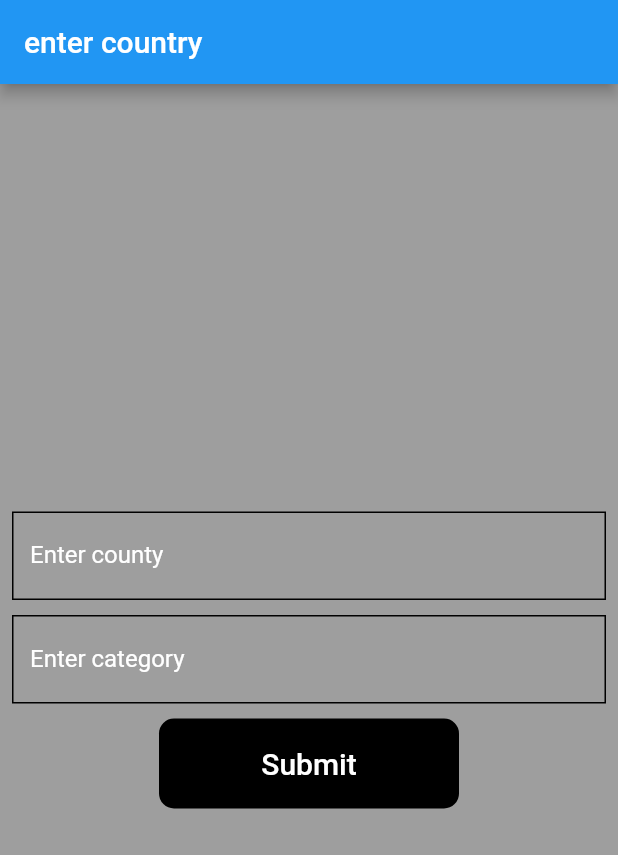
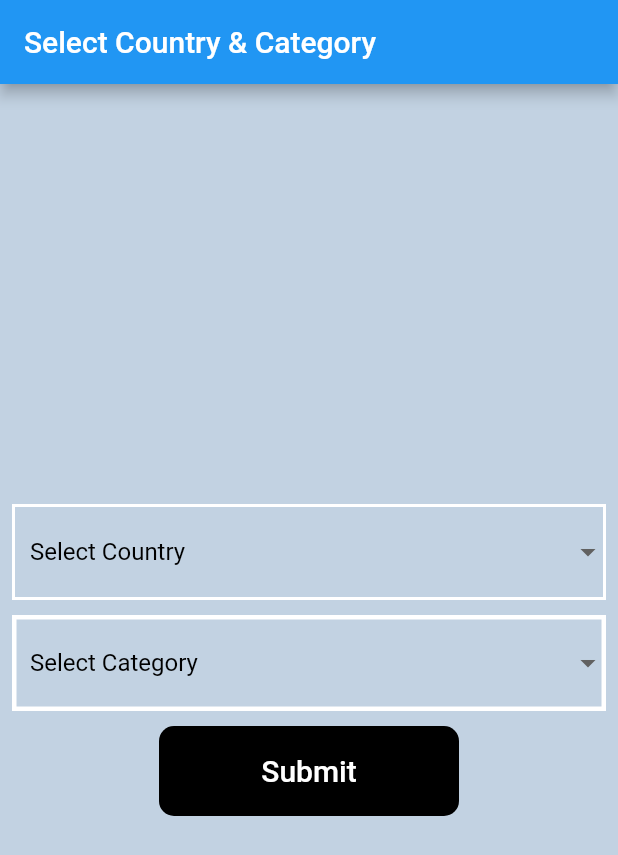
Before and after one commit to jisham-vallikkadan/newApi, a Flutter app: the screen it shows after launch, on a phone screen of 412 x 824 dp. Shown: the top 855 px of the screen. Run offline on Flutter 3.47's test engine with Material 2 defaults, Android fonts, the phone set to English and light mode, and no system bars.

Commit message:
final commit

```diff
--- a/lib/firstpage.dart
+++ b/lib/firstpage.dart
@@ -10,57 +10,137 @@ class Firstpage extends StatefulWidget {
 }
 
 class _FirstpageState extends State<Firstpage> {
+  TextEditingController countrycontroler = TextEditingController();
+  TextEditingController categorycontroler = TextEditingController();
+  String? Country;
+
+  List country = [
+    'ar',
+    'ae',
+    'at',
+    'br',
+    'ca',
+    'us',
+    'sa',
+    'za',
+    'sk',
+    'nl',
+    'ng',
+    'si',
+    'sk',
+  ];
+  String? Category;
+  List category = [
+    'entertainment',
+    'business',
+    'general',
+    'health',
+    'science',
+    'sports',
+    'technology',
+  ];
+  NewsApi newsApi = NewsApi();
+
 
   @override
   Widget build(BuildContext context) {
-    TextEditingController countrycontroler=TextEditingController();
-    TextEditingController categorycontroler=TextEditingController();
-    return  Scaffold(
+    return Scaffold(
       backgroundColor: Colors.grey,
-appBar: AppBar(title: Text('enter country'),),
-
-      body: Center(
+      appBar: AppBar(
+        title: Text('Select Country & Category'),
+      ),
+      body: Container(
+        width: double.infinity,
+        height: double.infinity,
+        color: Color(0xffB4D1E7FF),
+        child: Center(
           child: Padding(
             padding: const EdgeInsets.all(8.0),
             child: Column(
               mainAxisAlignment: MainAxisAlignment.center,
               children: [
-              TextField(
-                  controller: countrycontroler,
-                decoration: InputDecoration(enabledBorder: OutlineInputBorder(borderRadius: BorderRadius.zero),
-                focusedBorder: OutlineInputBorder(borderRadius: BorderRadius.zero),
-                labelText: 'Enter county',
-                  hintText: ' eg: US',
-                    labelStyle: TextStyle(color: Colors.white)
+                DropdownButtonFormField(
+                  decoration: InputDecoration(
+                      enabledBorder: OutlineInputBorder(
+                          borderSide: BorderSide(color: Colors.white, width: 2),
+                          borderRadius: BorderRadius.zero),
+                      focusedBorder:
+                          OutlineInputBorder(borderSide: BorderSide(color: Colors.white, width: 3),
+                              borderRadius: BorderRadius.zero)),
+                  hint: Text(
+                    'Select Country',
+                    style: TextStyle(color: Colors.black),
                   ),
+                  value: Country,
+                  onChanged: (vale) {
+                    setState(() {
+                      Country = vale.toString();
+                    });
+                  },
+                  items: country
+                      .map((vale) =>
+                          DropdownMenuItem(value: vale, child: Text(vale)))
+                      .toList(),
                 ),
-              SizedBox(height: 10,),
-              TextField(
-                controller: categorycontroler,
-                decoration: InputDecoration(enabledBorder: OutlineInputBorder(borderRadius: BorderRadius.zero),
-                    focusedBorder: OutlineInputBorder(borderRadius: BorderRadius.zero),
-                    labelText: 'Enter category',
-                  hintText: 'technology',
-                  labelStyle: TextStyle(color: Colors.white)
+                SizedBox(
+                  height: 10,
                 ),
+                DropdownButtonFormField(
+                  decoration: InputDecoration(
+                      enabledBorder:
+                          OutlineInputBorder(borderSide: BorderSide(color: Colors.white, width: 3)
+                              ,borderRadius: BorderRadius.zero),
+                      focusedBorder:
+                          OutlineInputBorder(borderRadius: BorderRadius.zero,borderSide: BorderSide(color: Colors.white, width: 3))),
+                  hint: Text(
+                    'Select Category',
+                    style: TextStyle(color: Colors.black),
                   ),
-              SizedBox(height: 10,),
+                  value: Category,
+                  onChanged: (vale) {
+                    setState(() {
+                      Category = vale.toString();
+                    });
+                  },
+                  items: category
+                      .map((vale) =>
+                          DropdownMenuItem(value: vale, child: Text(vale)))
+                      .toList(),
+                ),
+                SizedBox(
+                  height: 10,
+                ),
                 Container(
                   height: 60,
                   width: 200,
-               decoration:  BoxDecoration(borderRadius: BorderRadius.circular(10), color: Colors.black,),
+                  decoration: BoxDecoration(
+                    borderRadius: BorderRadius.circular(10),
+                    color: Colors.black,
+                  ),
                   child: TextButton(
-                  onPressed: (){
+                    onPressed: () {
+                      print(Country);
+                      print(Category);
+                      Navigator.push(
+                          context,
+                          MaterialPageRoute(
+                              builder: (context) => Homepage(
+                                    country: Country.toString(),
+                                    category: Category.toString(),
+                                  )));
 
-                    Navigator.push(context, MaterialPageRoute(builder: (context) => Homepage(country: countrycontroler.text,category: categorycontroler.text,)));
                     },
-                  child: Text('Submit',style: TextStyle(color: Colors.white,fontSize: 20),),
+                    child: Text(
+                      'Submit',
+                      style: TextStyle(color: Colors.white, fontSize: 20),
+                    ),
                   ),
                 )
               ],
             ),
           ),
         ),
+      ),
     );
   }
 }
--- a/lib/homepage.dart
+++ b/lib/homepage.dart
@@ -1,8 +1,11 @@
+import 'dart:math';
+
 import 'package:apifirstdemo/articlesmodelcalss.dart';
 import 'package:apifirstdemo/service/newsApi.dart';
 import 'package:flutter/material.dart';
 
 import 'detailspage.dart';
+
 
 class Homepage extends StatefulWidget {
   String country;
@@ -24,12 +27,13 @@ class _HomepageState extends State<Homepage> {
         title: Text('News App'),
       ),
       body: FutureBuilder<List<Newscad>>(
-          future: newsApi.getNews('${widget.country}', '${widget.category}'),
+          future: newsApi.getNews('${widget.country}','${widget.category}'),
           builder: (context, snapshot) {
             if (snapshot.hasData) {
               return ListView.builder(
                   itemBuilder: (context, index) {
                     var news = snapshot.data![index];
+                    print(news);
                     return Padding(
                       padding: const EdgeInsets.all(8.0),
                       child: Column(
@@ -114,6 +118,7 @@ class _HomepageState extends State<Homepage> {
               return Center(child: CircularProgressIndicator());
             }
           }),
+
     );
   }
 }
--- a/lib/service/newsApi.dart
+++ b/lib/service/newsApi.dart
@@ -1,6 +1,7 @@
 import 'dart:convert';
 import 'package:apifirstdemo/articlesmodelcalss.dart';
 import 'package:http/http.dart' as http;
+
 
 class NewsApi {
   Future<List<Newscad>> getNews(String country, String category) async {
```
Lines whose indentation alone changed are shown as unchanged.
